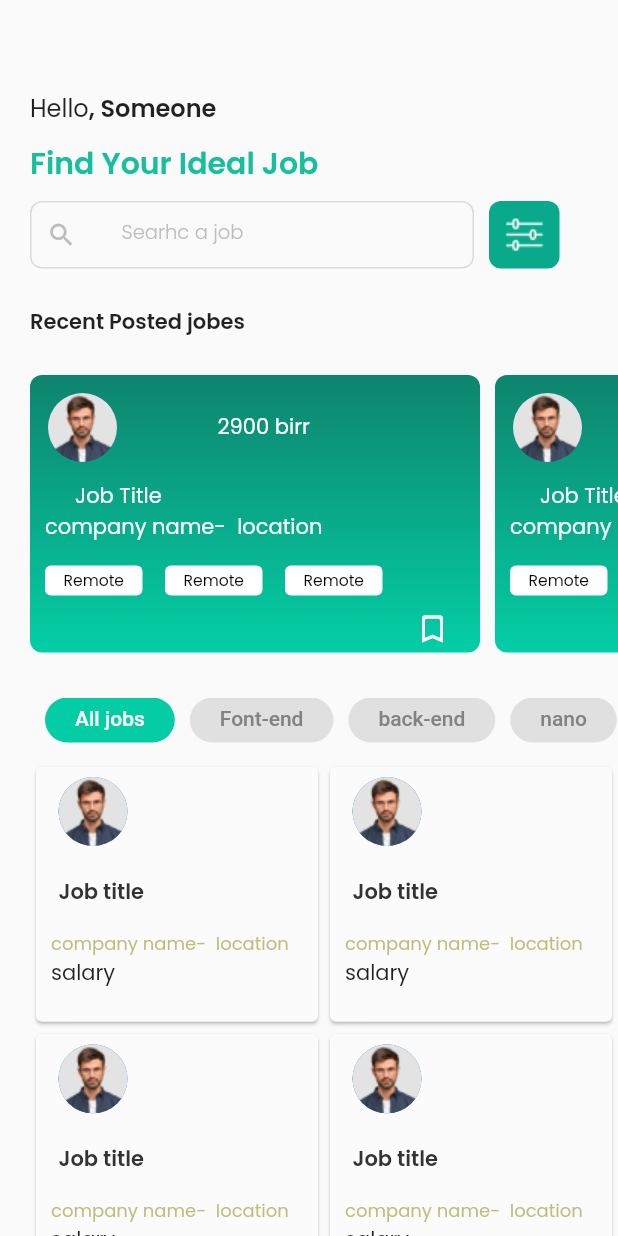
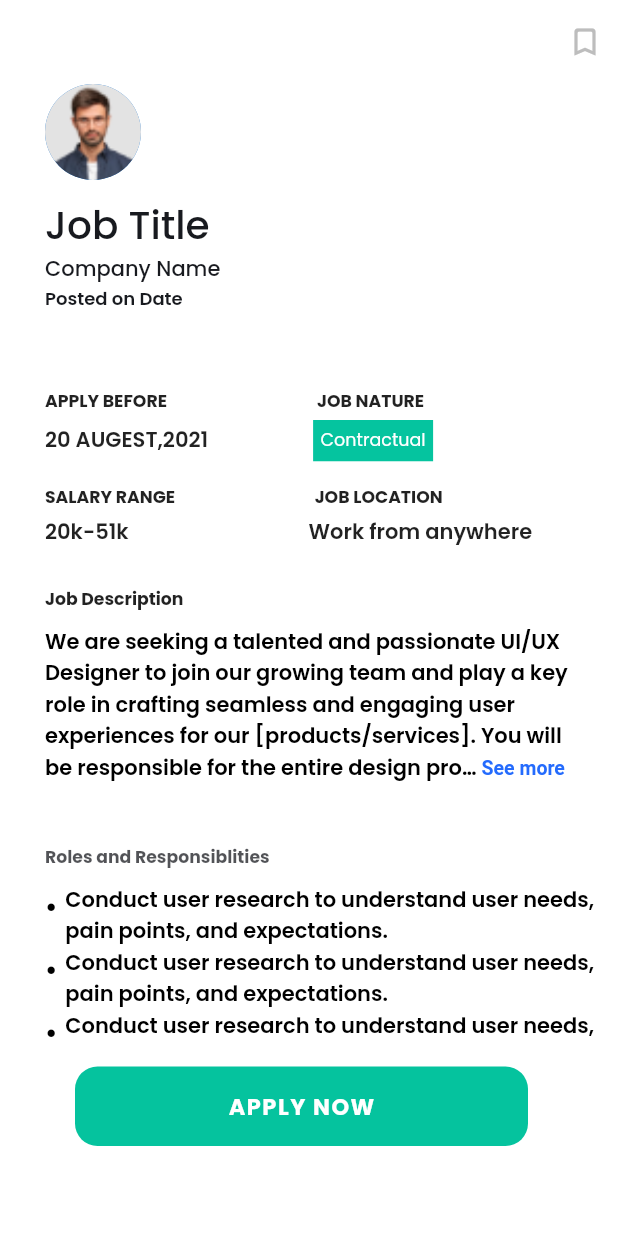
Before and after one commit to talent-Hub-ET/mobile_app, a Flutter app: the screen it shows after launch, on a phone screen of 412 x 824 dp. Run offline on Flutter 3.47's test engine with Material 2 defaults, Android fonts, the phone set to English and light mode, and no system bars; drawn by our look-alikes of readmore; our stand-ins replace google_fonts; missing offline and left inert: dart:ffi.

Commit message:
job detail page added

```diff
--- /dev/null
+++ b/lib/Pages/jobdetail.dart
@@ -0,0 +1,249 @@
+import 'dart:ffi';
+
+import 'package:flutter/material.dart';
+import 'package:readmore/readmore.dart';
+
+class JobDetail extends StatefulWidget {
+  const JobDetail({super.key});
+
+  @override
+  State<JobDetail> createState() => _JobDetailState();
+}
+
+class _JobDetailState extends State<JobDetail> {
+  @override
+  Widget build(BuildContext context) {
+    return Scaffold(
+      backgroundColor: Colors.white,
+      appBar: AppBar(
+        automaticallyImplyLeading: true,
+        elevation: 0,
+        backgroundColor: Colors.white,
+        actions: [
+          Padding(
+            padding: const EdgeInsets.all(10.0),
+            child: Icon(Icons.bookmark_outline_rounded,
+                color: Color.fromRGBO(189, 189, 189, 1)),
+          )
+        ],
+      ),
+      body: SingleChildScrollView(
+        child: Padding(
+          padding: const EdgeInsets.only(left: 30.0),
+          child: Column(
+            crossAxisAlignment: CrossAxisAlignment.start,
+            children: [
+              CircleAvatar(
+                radius: 32,
+                backgroundImage: AssetImage('lib/assets/1.png'),
+              ),
+              SizedBox(
+                height: 10,
+              ),
+              Text(
+                'Job Title',
+                style: TextStyle(
+                  fontSize: 26,
+                  fontWeight: FontWeight.w500,
+                  color: Color.fromRGBO(24, 26, 31, 1),
+                ),
+              ),
+              Text(
+                'Company Name',
+                style: TextStyle(
+                  fontSize: 14,
+                  fontWeight: FontWeight.w500,
+                  color: Color.fromRGBO(24, 26, 31, 1),
+                ),
+              ),
+              Text(
+                'Posted on Date',
+                style: TextStyle(
+                  fontSize: 12,
+                  fontWeight: FontWeight.w600,
+                  color: Color.fromRGBO(24, 26, 31, 1),
+                ),
+              ),
+              SizedBox(
+                height: 50,
+              ),
+              Row(
+                children: [
+                  Text(
+                    'APPLY BEFORE',
+                    style:
+                        TextStyle(fontWeight: FontWeight.w700, fontSize: 11.5),
+                  ),
+                  SizedBox(
+                    width: 100,
+                  ),
+                  Text('JOB NATURE',
+                      style: TextStyle(
+                          fontWeight: FontWeight.w700, fontSize: 11.5))
+                ],
+              ),
+              SizedBox(
+                height: 5,
+              ),
+              Row(
+                children: [
+                  Text(
+                    '20 AUGEST,2021',
+                    style: TextStyle(fontWeight: FontWeight.w600, fontSize: 14),
+                  ),
+                  SizedBox(
+                    width: 70,
+                  ),
+                  Container(
+                    // height: 21,
+                    width: 80,
+                    color: Color.fromRGBO(5, 196, 159, 1),
+                    child: Padding(
+                      padding: const EdgeInsets.all(5.0),
+                      child: FittedBox(
+                        child: Text(
+                          'Contractual',
+                          style: TextStyle(color: Colors.white, fontSize: 12),
+                        ),
+                      ),
+                    ),
+                  )
+                ],
+              ),
+              SizedBox(
+                height: 15,
+              ),
+              Row(
+                children: [
+                  Text(
+                    'SALARY RANGE',
+                    style:
+                        TextStyle(fontWeight: FontWeight.w700, fontSize: 11.5),
+                  ),
+                  SizedBox(
+                    width: 93,
+                  ),
+                  Text('JOB LOCATION',
+                      style: TextStyle(
+                          fontWeight: FontWeight.w700, fontSize: 11.5))
+                ],
+              ),
+              SizedBox(
+                height: 5,
+              ),
+              Row(
+                children: [
+                  Text(
+                    '20k-51k',
+                    style: TextStyle(fontWeight: FontWeight.w600, fontSize: 14),
+                  ),
+                  SizedBox(width: 120),
+                  Text(
+                    'Work from anywhere',
+                    style: TextStyle(fontWeight: FontWeight.w600, fontSize: 14),
+                  )
+                ],
+              ),
+              SizedBox(
+                height: 25,
+              ),
+              Text(
+                'Job Description',
+                style: TextStyle(fontWeight: FontWeight.w700, fontSize: 11.5),
+              ),
+              SizedBox(
+                height: 10,
+              ),
+              Padding(
+                padding: const EdgeInsets.only(right: 29.0),
+                child: ReadMoreText(
+                  'We are seeking a talented and passionate UI/UX Designer to join our growing team and play a key role in crafting seamless and engaging user experiences for our [products/services]. You will be responsible for the entire design process, from user research and information architecture to visual design and prototyping..',
+                  trimLines: 5,
+                  style: TextStyle(
+                      fontSize: 14,
+                      fontWeight: FontWeight.w600,
+                      color: Colors.black),
+                  colorClickableText: Color.fromRGBO(36, 107, 253, 1),
+                  trimMode: TrimMode.Line,
+                  trimCollapsedText: 'See more',
+                  trimExpandedText: 'See less',
+                  moreStyle: TextStyle(
+                      height: 20 / 14,
+                      letterSpacing: 0,
+                      fontSize: 13,
+                      fontWeight: FontWeight.w600,
+                      color: Color.fromRGBO(36, 107, 253, 1)),
+                ),
+              ),
+              SizedBox(
+                height: 40,
+              ),
+              Text(
+                'Roles and Responsiblities',
+                style: TextStyle(
+                    fontWeight: FontWeight.w700,
+                    fontSize: 11.5,
+                    color: Color.fromRGBO(24, 26, 31, 0.75)),
+              ),
+              SizedBox(
+                height: 10,
+              ),
+              //the following structure depends on the api response
+              // wheter the it came formated or not for know
+              Container(
+                height: 300,
+                child: ListView.builder(
+                    scrollDirection: Axis.vertical,
+                    physics: PageScrollPhysics(),
+                    itemCount: 6,
+                    itemBuilder: ((context, index) => Row(
+                          crossAxisAlignment: CrossAxisAlignment.start,
+                          children: [
+                            Text(
+                              '\u2022 ',
+                              style:
+                                  TextStyle(fontSize: 20, color: Colors.black),
+                            ),
+                            Expanded(
+                              child: Text(
+                                'Conduct user research to understand user needs, pain points, and expectations.',
+                                style: TextStyle(
+                                    fontSize: 14,
+                                    color: Colors.black,
+                                    fontWeight: FontWeight.w600),
+                              ),
+                            ),
+                          ],
+                        ))),
+              )
+            ],
+          ),
+        ),
+      ),
+      bottomNavigationBar: Container(
+        color: Colors.white,
+        width: double.infinity,
+        height: 128,
+        child: Padding(
+          padding: const EdgeInsets.fromLTRB(50, 15, 60, 60),
+          child: Container(
+            width: 100,
+            // height: 4,rgba(5, 195, 158, 1)
+            decoration: BoxDecoration(
+                color: Color.fromRGBO(5, 195, 158, 1),
+                borderRadius: BorderRadius.circular(15)),
+            child: Center(
+                child: Text(
+              'APPLY NOW',
+              style: TextStyle(
+                  fontWeight: FontWeight.w700,
+                  fontSize: 15,
+                  letterSpacing: 1,
+                  color: Colors.white),
+            )),
+          ),
+        ),
+      ),
+    );
+  }
+}
--- a/lib/main.dart
+++ b/lib/main.dart
@@ -1,6 +1,7 @@
 import 'package:flutter/material.dart';
 import 'package:google_fonts/google_fonts.dart';
 import 'Pages/jobpages.dart';
+import 'Pages/jobdetail.dart';
 
 void main() {
   runApp(const MyApp());
@@ -16,7 +17,7 @@ class MyApp extends StatelessWidget {
       debugShowCheckedModeBanner: false,
       theme: ThemeData(
           textTheme: GoogleFonts.poppinsTextTheme(Theme.of(context).textTheme)),
-      home: const JobPage(),
+      home: JobDetail(),
     );
   }
 }
--- a/pubspec.yaml
+++ b/pubspec.yaml
@@ -35,6 +35,7 @@ dependencies:
   # The following adds the Cupertino Icons font to your application.
   # Use with the CupertinoIcons class for iOS style icons.
   cupertino_icons: ^1.0.2
+  readmore: ^2.1.0
   google_fonts: ^6.1.0
 
 dev_dependencies:
```
Also changed, not shown: pubspec.lock.
